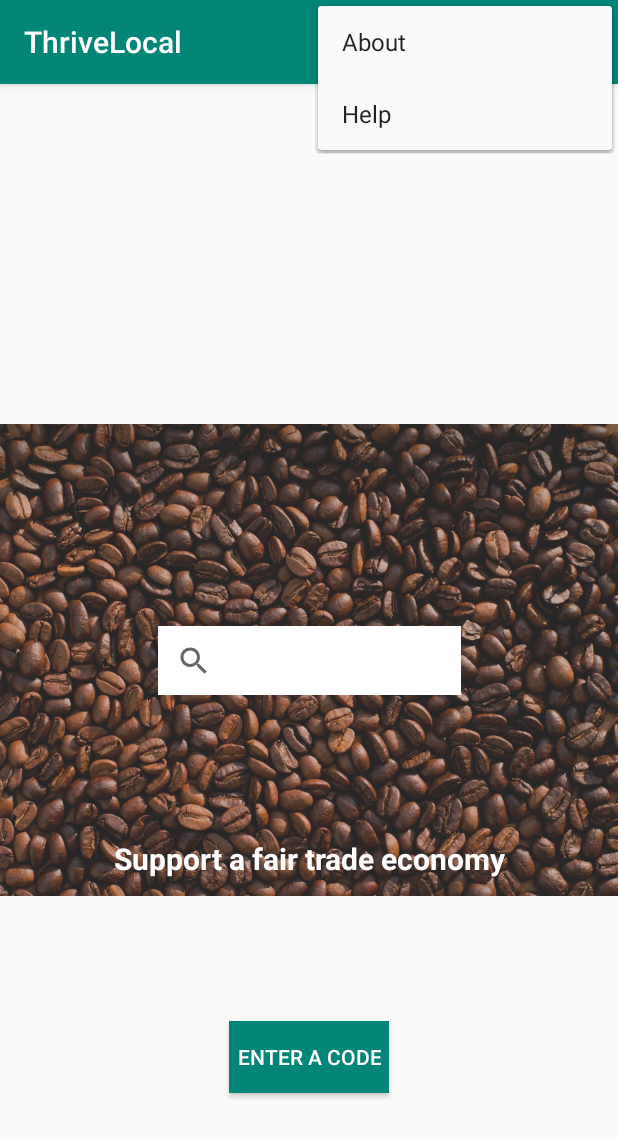
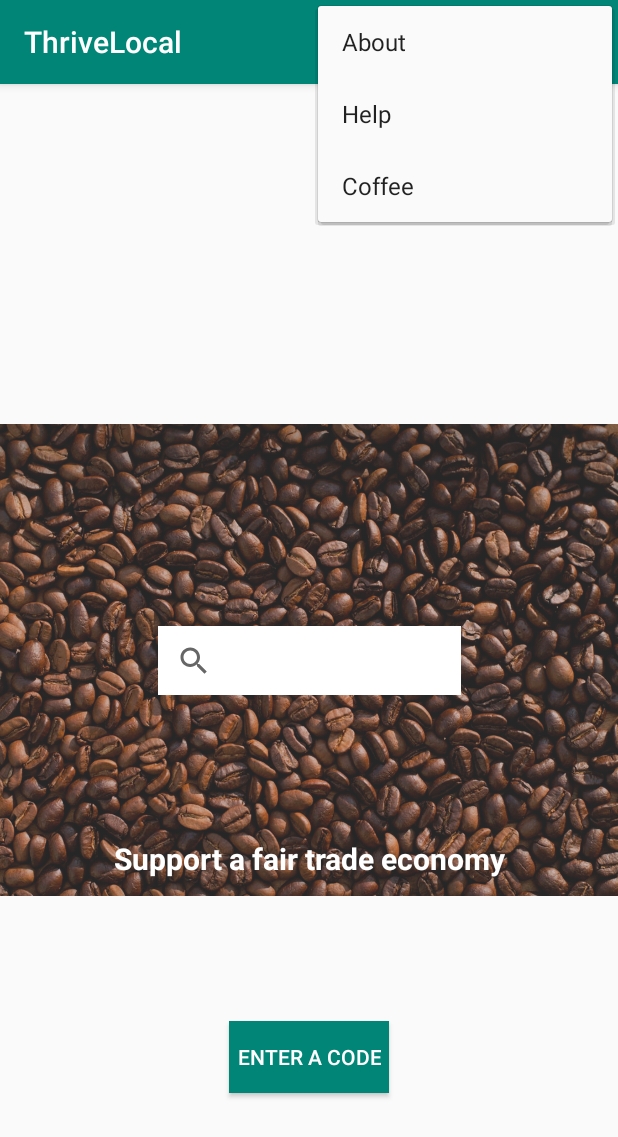
Before and after one commit to Kinnito/Thrive-Local, an Android app: the screen it shows after launch (MainActivity), with the options menu open, on a phone screen of 412 x 824 dp. Shown: the top 1137 px of the screen. Run offline under Robolectric (Android 15) with nearby library versions, the phone set to English and light mode, and no system bars.

Commit message:
added coffee page

```diff
--- a/ThriveLocal/app/src/main/java/com/example/thrivelocal/MainActivity.java
+++ b/ThriveLocal/app/src/main/java/com/example/thrivelocal/MainActivity.java
@@ -29,6 +29,9 @@ public class MainActivity extends AppCompatActivity {
             case R.id.help:
                 startActivity(new Intent(this, MainActivity.class));
                 return true;
+            case R.id.searchresults:
+                startActivity(new Intent(this, SearchResults.class));
+                return true;
             default:
                 return super.onOptionsItemSelected(item);
         }
--- a/ThriveLocal/app/src/main/res/menu/top_nav.xml
+++ b/ThriveLocal/app/src/main/res/menu/top_nav.xml
@@ -10,4 +10,9 @@
         android:enabled="true"
         android:icon="@drawable/coffeecup"
         android:title="Help" />
+    <item
+        android:id="@+id/searchresults"
+        android:enabled="true"
+        android:icon="@drawable/coffeecup"
+        android:title="Coffee" />
 </menu>
```
Also changed, not shown: ThriveLocal/app/src/main/AndroidManifest.xml (+8 -0 lines), ThriveLocal/app/src/main/java/com/example/thrivelocal/SearchResults.java (added, +21 -0 lines), ThriveLocal/app/src/main/res/layout/searchresults.xml (added, +19 -0 lines), ThriveLocal/app/src/main/res/drawable/coffeesearch.png (added).
